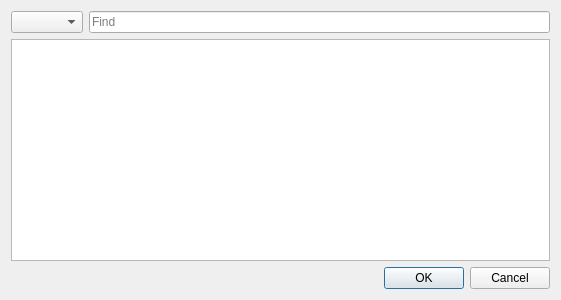
The window that src/client/ui/sessionlisting.ui (drawpile/Drawpile) describes before a commit, drawn with Qt 5.
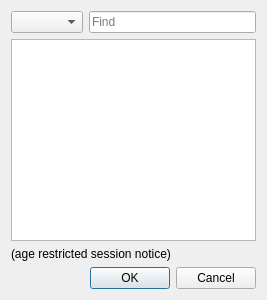
The same window after the commit.

Commit message:
Show link for unhiding NSFM sessions
Issue #222

```diff
--- a/src/client/ui/sessionlisting.ui
+++ b/src/client/ui/sessionlisting.ui
@@ -6,7 +6,7 @@
    <rect>
     <x>0</x>
     <y>0</y>
-    <width>561</width>
+    <width>267</width>
     <height>300</height>
    </rect>
   </property>
@@ -90,6 +90,16 @@
      </widget>
     </widget>
    </item>
+   <item>
+    <widget class="QLabel" name="nsfmSessionsLabel">
+     <property name="text">
+      <string notr="true">(age restricted session notice)</string>
+     </property>
+     <property name="textInteractionFlags">
+      <set>Qt::LinksAccessibleByKeyboard|Qt::LinksAccessibleByMouse</set>
+     </property>
+    </widget>
+   </item>
    <item>
     <widget class="QDialogButtonBox" name="buttonBox">
      <property name="orientation">
```
The commit also changes 5 other files.
